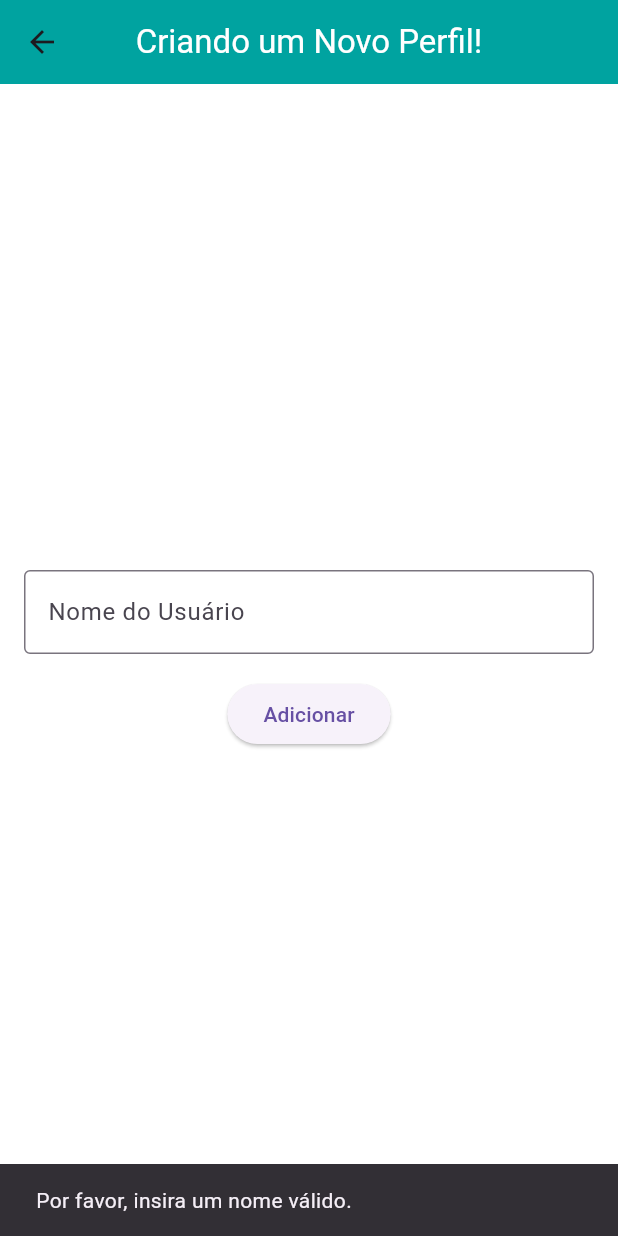
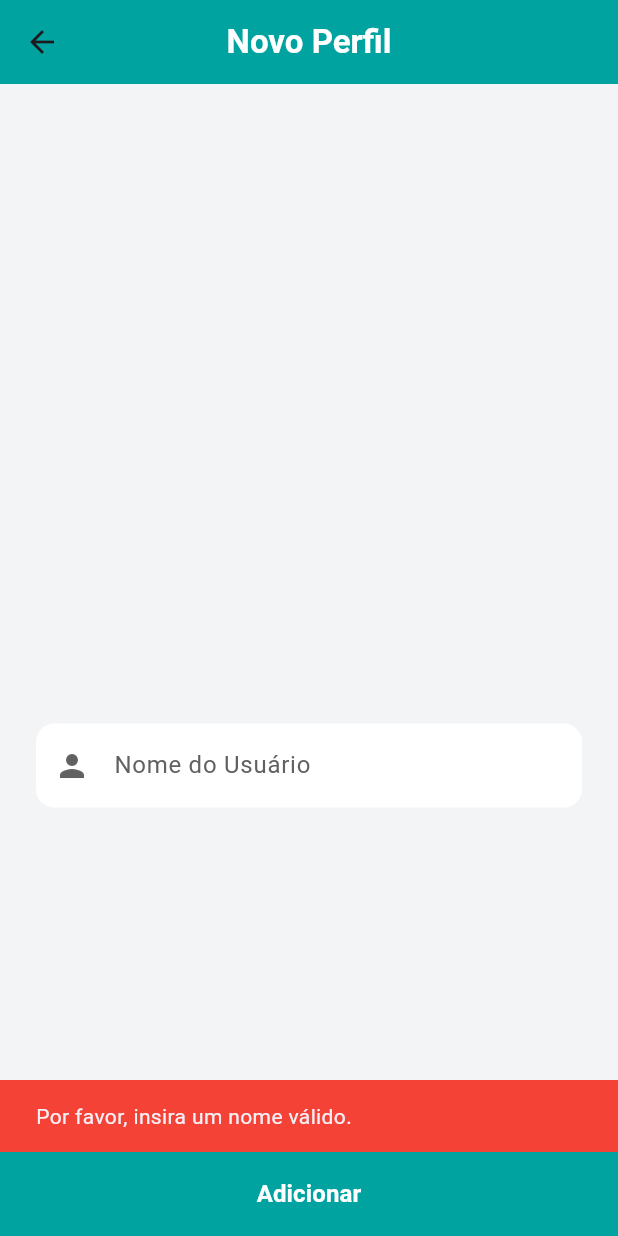
Before and after one commit to netoids/ChatbotWithLLM-Flutter, a Flutter app: the AddUserScreen screen opened directly, after a tap on "Adicionar", on a phone screen of 412 x 824 dp. Run offline on Flutter 3.47's test engine with Material 3 defaults, Android fonts, the phone set to English and light mode, and no system bars; our stand-ins replace dio, firebase_auth, firebase_core, flutter_markdown, mask_text_input_formatter; accounts and stored records are empty.

Commit message:
mod add user screen

```diff
--- a/dsi_app/lib/src/view/AddUserScreen.dart
+++ b/dsi_app/lib/src/view/AddUserScreen.dart
@@ -12,43 +12,74 @@ class _AddUserScreenState extends State<AddUserScreen> {
   @override
   Widget build(BuildContext context) {
     return Scaffold(
-      backgroundColor: Colors.white,
+      backgroundColor: const Color(0xFFF3F4F6), // Fundo claro e agradável
       appBar: AppBar(
         centerTitle: true,
-        backgroundColor: const Color.fromARGB(255, 0, 163, 160),
-        title: Text(
-          'Criando um Novo Perfil!',
-          style: TextStyle(color: Colors.white),
+        elevation: 0,
+        backgroundColor: const Color(0xFF00A3A0),
+        title: const Text(
+          'Novo Perfil',
+          style: TextStyle(color: Colors.white, fontWeight: FontWeight.bold),
         ),
       ),
-      body: Padding(
-        padding: const EdgeInsets.all(16.0),
-        child: Column(
-          mainAxisAlignment: MainAxisAlignment.center,
+      body: Stack(
         children: [
-            TextField(
+          Align(
+            alignment: Alignment(0.0, 0.3), // Levemente abaixo do centro
+            child: Padding(
+              padding: const EdgeInsets.symmetric(horizontal: 24.0),
+              child: TextField(
                 controller: _controller,
                 decoration: InputDecoration(
                   labelText: 'Nome do Usuário',
-                border: OutlineInputBorder(),
+                  labelStyle: TextStyle(color: Colors.grey[700]),
+                  prefixIcon: Icon(Icons.person, color: Colors.grey[700]),
+                  filled: true,
+                  fillColor: Colors.white,
+                  border: OutlineInputBorder(
+                    borderRadius: BorderRadius.circular(12.0),
+                    borderSide: BorderSide.none,
+                  ),
+                  focusedBorder: OutlineInputBorder(
+                    borderRadius: BorderRadius.circular(12.0),
+                    borderSide: const BorderSide(color: Color(0xFF00A3A0)),
                   ),
                 ),
-            SizedBox(height: 16.0),
-            ElevatedButton(
+              ),
+            ),
+          ),
+        ],
+      ),
+      bottomNavigationBar: SizedBox(
+        height: 56.0, // Altura do botão
+        child: ElevatedButton(
           onPressed: () {
             final userName = _controller.text.trim();
             if (userName.isNotEmpty) {
               Navigator.pop(context, userName);
             } else {
               ScaffoldMessenger.of(context).showSnackBar(
-                    SnackBar(
-                        content: Text('Por favor, insira um nome válido.')),
+                const SnackBar(
+                  content: Text('Por favor, insira um nome válido.'),
+                  backgroundColor: Colors.red,
+                ),
               );
             }
           },
-              child: Text('Adicionar'),
+          style: ElevatedButton.styleFrom(
+            backgroundColor: const Color(0xFF00A3A0),
+            shape: const RoundedRectangleBorder(
+              borderRadius: BorderRadius.zero, // Sem bordas arredondadas
             ),
-          ],
+          ),
+          child: const Text(
+            'Adicionar',
+            style: TextStyle(
+              fontSize: 16.0,
+              fontWeight: FontWeight.bold,
+              color: Colors.white,
+            ),
+          ),
         ),
       ),
     );
```
Lines whose indentation alone changed are shown as unchanged.
